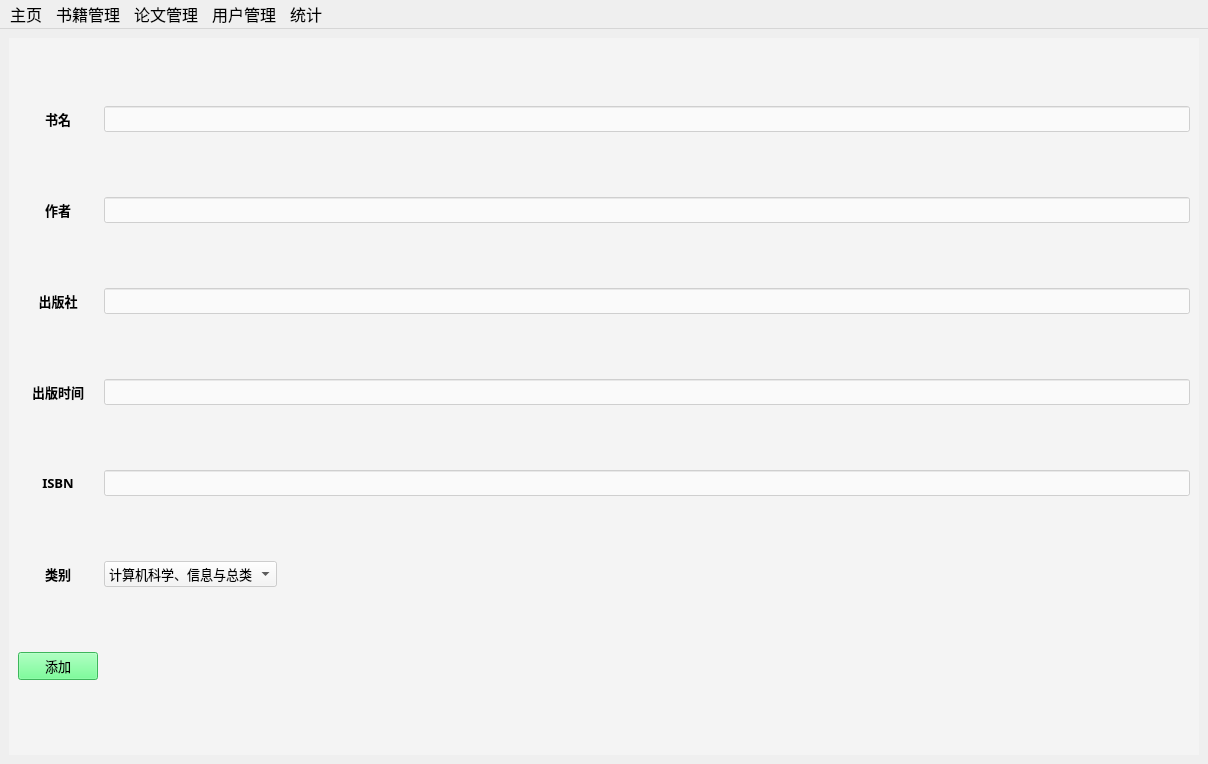
Before: the Qt Designer form admin/frontend/mainWin.ui in sophiefy/WHU-MMS, drawn with Qt 5.
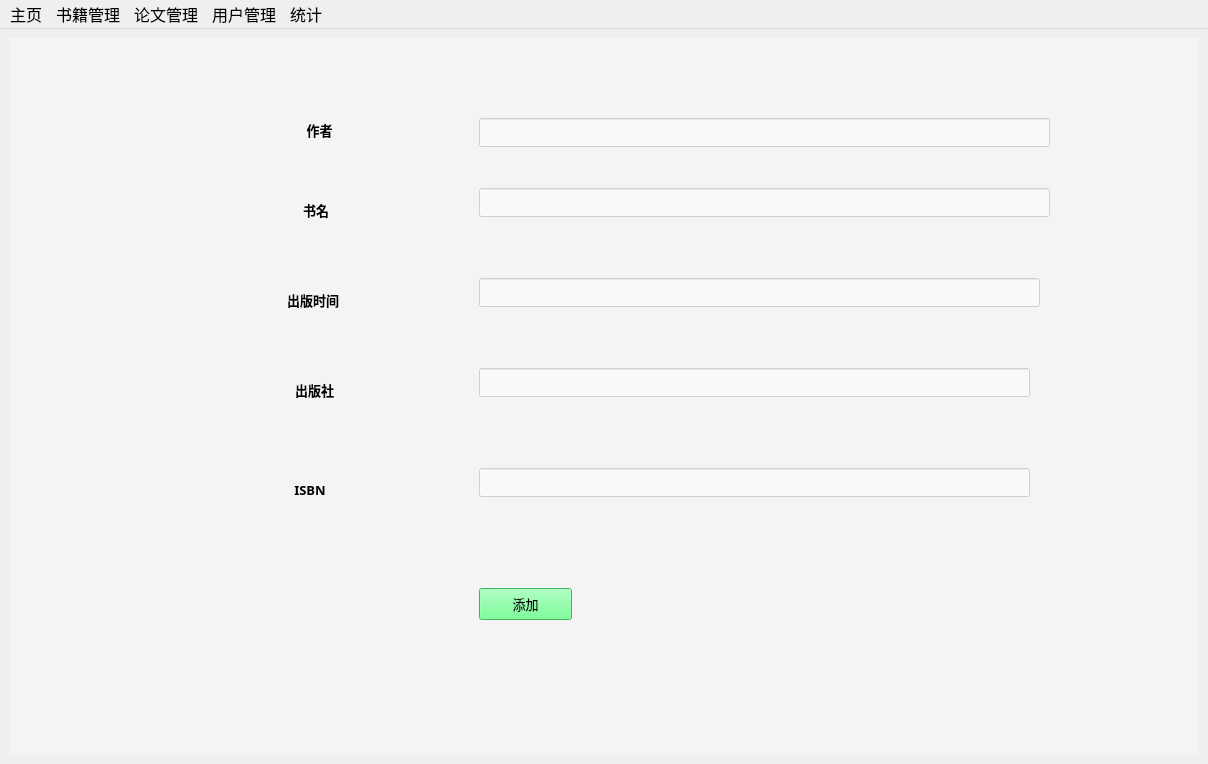
After: the same form once the commit is applied. The open tabs and pages were chosen to show the change. Icons and pictures are not drawn.

Commit message: 删除图书检索条目中“类别”项

The edit to the form file:
```diff
--- a/admin/frontend/mainWin.ui
+++ b/admin/frontend/mainWin.ui
@@ -380,69 +380,15 @@
        </layout>
       </widget>
       <widget class="QWidget" name="pageAddBook">
-       <layout class="QGridLayout" name="gridLayout">
-        <item row="5" column="1">
-         <widget class="QComboBox" name="bookCombo">
-          <property name="font">
-           <font>
-            <family>微软雅黑</family>
-            <pointsize>10</pointsize>
-           </font>
-          </property>
-          <item>
-           <property name="text">
-            <string>计算机科学、信息与总类</string>
-           </property>
-          </item>
-          <item>
-           <property name="text">
-            <string>哲学与心理学</string>
-           </property>
-          </item>
-          <item>
-           <property name="text">
-            <string>宗教</string>
-           </property>
-          </item>
-          <item>
-           <property name="text">
-            <string>社会科学</string>
-           </property>
-          </item>
-          <item>
-           <property name="text">
-            <string>语言</string>
-           </property>
-          </item>
-          <item>
-           <property name="text">
-            <string>自然科学</string>
-           </property>
-          </item>
-          <item>
-           <property name="text">
-            <string>应用科学</string>
-           </property>
-          </item>
-          <item>
-           <property name="text">
-            <string>艺术与休闲</string>
-           </property>
-          </item>
-          <item>
-           <property name="text">
-            <string>文学</string>
-           </property>
-          </item>
-          <item>
-           <property name="text">
-            <string>历史与地理</string>
-           </property>
-          </item>
-         </widget>
-        </item>
-        <item row="6" column="0">
          <widget class="QPushButton" name="bookAddBtn">
+        <property name="geometry">
+         <rect>
+          <x>470</x>
+          <y>550</y>
+          <width>93</width>
+          <height>32</height>
+         </rect>
+        </property>
           <property name="font">
            <font>
             <family>微软雅黑</family>
@@ -457,23 +403,15 @@
            <string>添加</string>
           </property>
          </widget>
-        </item>
-        <item row="1" column="1" colspan="2">
-         <widget class="QLineEdit" name="bookAuthorEdit">
-          <property name="font">
-           <font>
-            <family>微软雅黑</family>
-            <pointsize>10</pointsize>
-           </font>
-          </property>
-          <property name="styleSheet">
-           <string notr="true">background-color: rgba(255, 255, 255, 150);
-</string>
-          </property>
-         </widget>
-        </item>
-        <item row="4" column="0">
-         <widget class="QLabel" name="label_5">
+       <widget class="QLabel" name="label_40">
+        <property name="geometry">
+         <rect>
+          <x>280</x>
+          <y>440</y>
+          <width>42</width>
+          <height>24</height>
+         </rect>
+        </property>
           <property name="font">
            <font>
             <family>微软雅黑</family>
@@ -492,9 +430,15 @@
            <set>Qt::AlignCenter</set>
           </property>
          </widget>
-        </item>
-        <item row="1" column="0">
-         <widget class="QLabel" name="label_2">
+       <widget class="QLabel" name="label_37">
+        <property name="geometry">
+         <rect>
+          <x>290</x>
+          <y>160</y>
+          <width>34</width>
+          <height>24</height>
+         </rect>
+        </property>
           <property name="font">
            <font>
             <family>微软雅黑</family>
@@ -507,15 +451,21 @@
            <string notr="true">background-color: rgba(255, 255, 255, 0);</string>
           </property>
           <property name="text">
-           <string>作者</string>
+         <string>书名</string>
           </property>
           <property name="alignment">
            <set>Qt::AlignCenter</set>
           </property>
          </widget>
-        </item>
-        <item row="3" column="0">
-         <widget class="QLabel" name="label_4">
+       <widget class="QLabel" name="label_38">
+        <property name="geometry">
+         <rect>
+          <x>270</x>
+          <y>250</y>
+          <width>68</width>
+          <height>24</height>
+         </rect>
+        </property>
           <property name="font">
            <font>
             <family>微软雅黑</family>
@@ -534,9 +484,89 @@
            <set>Qt::AlignCenter</set>
           </property>
          </widget>
-        </item>
-        <item row="2" column="1" colspan="2">
+       <widget class="QLabel" name="label_35">
+        <property name="geometry">
+         <rect>
+          <x>240</x>
+          <y>80</y>
+          <width>141</width>
+          <height>24</height>
+         </rect>
+        </property>
+        <property name="font">
+         <font>
+          <family>微软雅黑</family>
+          <pointsize>10</pointsize>
+          <weight>75</weight>
+          <bold>true</bold>
+         </font>
+        </property>
+        <property name="styleSheet">
+         <string notr="true">background-color: rgba(255, 255, 255, 0);</string>
+        </property>
+        <property name="text">
+         <string>作者</string>
+        </property>
+        <property name="alignment">
+         <set>Qt::AlignCenter</set>
+        </property>
+       </widget>
+       <widget class="QLabel" name="label_39">
+        <property name="geometry">
+         <rect>
+          <x>280</x>
+          <y>340</y>
+          <width>51</width>
+          <height>24</height>
+         </rect>
+        </property>
+        <property name="font">
+         <font>
+          <family>微软雅黑</family>
+          <pointsize>10</pointsize>
+          <weight>75</weight>
+          <bold>true</bold>
+         </font>
+        </property>
+        <property name="styleSheet">
+         <string notr="true">background-color: rgba(255, 255, 255, 0);</string>
+        </property>
+        <property name="text">
+         <string>出版社</string>
+        </property>
+        <property name="alignment">
+         <set>Qt::AlignCenter</set>
+        </property>
+       </widget>
+       <widget class="QLineEdit" name="bookAuthorEdit">
+        <property name="geometry">
+         <rect>
+          <x>470</x>
+          <y>80</y>
+          <width>571</width>
+          <height>29</height>
+         </rect>
+        </property>
+        <property name="font">
+         <font>
+          <family>微软雅黑</family>
+          <pointsize>10</pointsize>
+         </font>
+        </property>
+        <property name="styleSheet">
+         <string notr="true">background-color: rgba(255, 255, 255, 150);
+</string>
+        </property>
+       </widget>
          <widget class="QLineEdit" name="bookPressEdit">
+        <property name="geometry">
+         <rect>
+          <x>470</x>
+          <y>240</y>
+          <width>561</width>
+          <height>29</height>
+         </rect>
+        </property>
           <property name="font">
            <font>
             <family>微软雅黑</family>
@@ -548,30 +578,15 @@
 </string>
           </property>
          </widget>
-        </item>
-        <item row="0" column="0">
-         <widget class="QLabel" name="label">
-          <property name="font">
-           <font>
-            <family>微软雅黑</family>
-            <pointsize>10</pointsize>
-            <weight>75</weight>
-            <bold>true</bold>
-           </font>
-          </property>
-          <property name="styleSheet">
-           <string notr="true">background-color: rgba(255, 255, 255, 0);</string>
-          </property>
-          <property name="text">
-           <string>书名</string>
-          </property>
-          <property name="alignment">
-           <set>Qt::AlignCenter</set>
-          </property>
-         </widget>
-        </item>
-        <item row="4" column="1" colspan="2">
          <widget class="QLineEdit" name="bookISBNEdit">
+        <property name="geometry">
+         <rect>
+          <x>470</x>
+          <y>430</y>
+          <width>551</width>
+          <height>29</height>
+         </rect>
+        </property>
           <property name="font">
            <font>
             <family>微软雅黑</family>
@@ -583,30 +598,21 @@
 </string>
           </property>
          </widget>
-        </item>
-        <item row="2" column="0">
-         <widget class="QLabel" name="label_3">
-          <property name="font">
-           <font>
-            <family>微软雅黑</family>
-            <pointsize>10</pointsize>
-            <weight>75</weight>
-            <bold>true</bold>
-           </font>
-          </property>
-          <property name="styleSheet">
-           <string notr="true">background-color: rgba(255, 255, 255, 0);</string>
-          </property>
-          <property name="text">
-           <string>出版社</string>
-          </property>
-          <property name="alignment">
-           <set>Qt::AlignCenter</set>
-          </property>
-         </widget>
-        </item>
-        <item row="0" column="1" colspan="2">
          <widget class="QLineEdit" name="bookNameEdit">
+        <property name="geometry">
+         <rect>
+          <x>470</x>
+          <y>150</y>
+          <width>571</width>
+          <height>29</height>
+         </rect>
+        </property>
+        <property name="minimumSize">
+         <size>
+          <width>188</width>
+          <height>29</height>
+         </size>
+        </property>
           <property name="font">
            <font>
             <family>微软雅黑</family>
@@ -618,30 +624,15 @@
 </string>
           </property>
          </widget>
-        </item>
-        <item row="5" column="0">
-         <widget class="QLabel" name="label_6">
-          <property name="font">
-           <font>
-            <family>微软雅黑</family>
-            <pointsize>10</pointsize>
-            <weight>75</weight>
-            <bold>true</bold>
-           </font>
-          </property>
-          <property name="styleSheet">
-           <string notr="true">background-color: rgba(255, 255, 255, 0);</string>
-          </property>
-          <property name="text">
-           <string>类别</string>
-          </property>
-          <property name="alignment">
-           <set>Qt::AlignCenter</set>
-          </property>
-         </widget>
-        </item>
-        <item row="3" column="1" colspan="2">
          <widget class="QLineEdit" name="bookDateEdit">
+        <property name="geometry">
+         <rect>
+          <x>470</x>
+          <y>330</y>
+          <width>551</width>
+          <height>29</height>
+         </rect>
+        </property>
           <property name="font">
            <font>
             <family>微软雅黑</family>
@@ -653,21 +644,6 @@
 </string>
           </property>
          </widget>
-        </item>
-        <item row="5" column="2">
-         <spacer name="horizontalSpacer">
-          <property name="orientation">
-           <enum>Qt::Horizontal</enum>
-          </property>
-          <property name="sizeHint" stdset="0">
-           <size>
-            <width>40</width>
-            <height>20</height>
-           </size>
-          </property>
-         </spacer>
-        </item>
-       </layout>
       </widget>
       <widget class="QWidget" name="pageSearchBook">
        <layout class="QGridLayout" name="gridLayout_4">
```
Left out of the diff: 2 changed lines with no effect on the pictures. Lines whose indentation alone changed are shown as unchanged. The commit also changes 6 other files.
